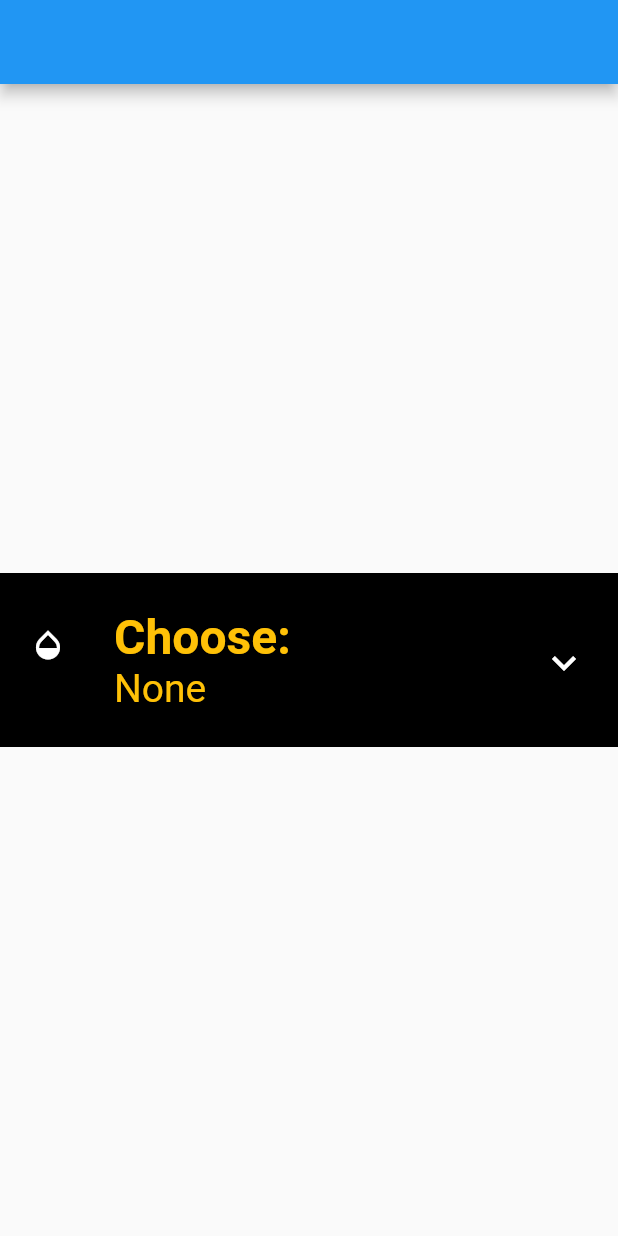
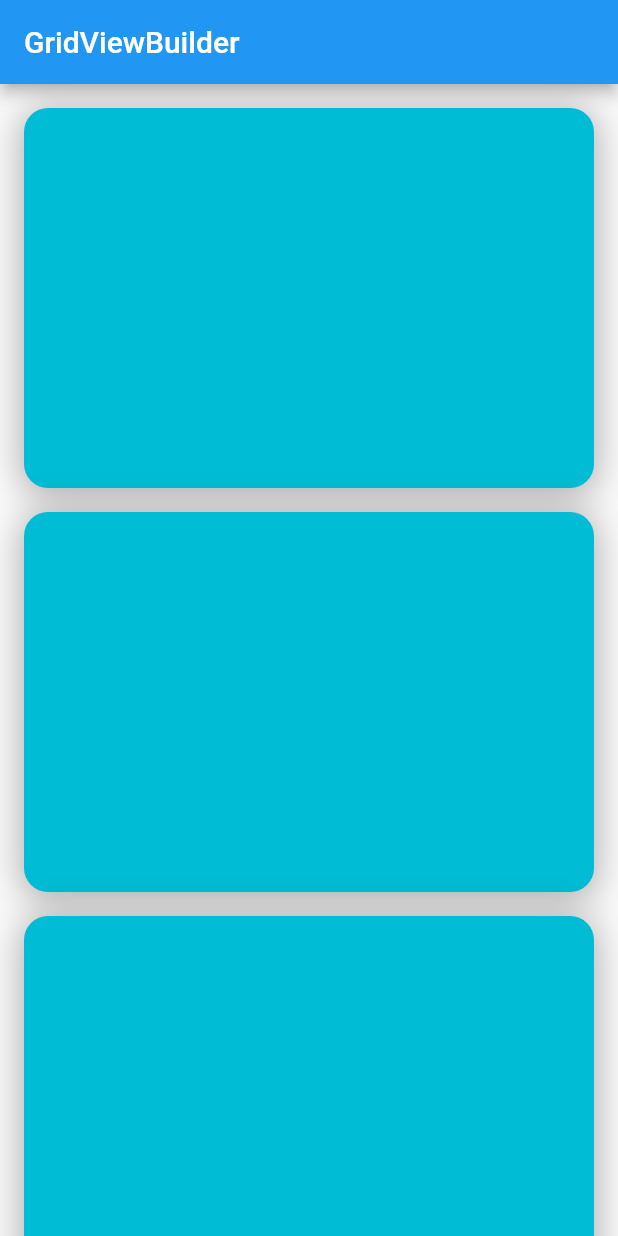
Before and after one commit to mohamed-rawash/flutter-widgets-reference, a Flutter app: the screen it shows after launch, on a phone screen of 412 x 824 dp. Run offline on Flutter 3.47's test engine with Material 2 defaults, Android fonts, the phone set to English and light mode, and no system bars; our stand-ins replace date_picker_timeline.

Commit message:
add gridview and gridviewbuilder

```diff
--- /dev/null
+++ b/lib/grid_view_builder.dart
@@ -0,0 +1,39 @@
+import 'package:flutter/material.dart';
+
+
+class GridViewBuilder extends StatelessWidget {
+  const GridViewBuilder({Key? key}) : super(key: key);
+
+  @override
+  Widget build(BuildContext context) {
+    return Scaffold(
+      appBar: AppBar(title: Text('GridViewBuilder')),
+      body: GridView.builder(
+        gridDelegate: SliverGridDelegateWithMaxCrossAxisExtent(
+          maxCrossAxisExtent: MediaQuery.of(context).size.width,
+          childAspectRatio: 3 / 2,
+          crossAxisSpacing: 16,
+          mainAxisSpacing: 16,
+        ),
+        itemBuilder: (context, index) => Container(
+          height: 300,
+          decoration: BoxDecoration(
+            color: Colors.cyan,
+            borderRadius: BorderRadius.circular(16),
+            boxShadow: [
+              BoxShadow(
+                color: Colors.black.withOpacity(0.3),
+                spreadRadius: 2,
+                blurRadius: 20,
+                offset: Offset(0, 3), // changes position of shadow
+              ),
+            ]
+          ),
+        ),
+        itemCount: 16,
+        padding: EdgeInsets.all(16),
+        physics: BouncingScrollPhysics(),
+      ),
+    );
+  }
+}
--- a/lib/main.dart
+++ b/lib/main.dart
@@ -4,6 +4,8 @@ import 'package:widgets_reference/tap_bar.dart';
 
 import 'date_picker.dart';
 import 'dropdown_button_listtile.dart';
+import 'grid_view.dart';
+import 'grid_view_builder.dart';
 import 'listview_builder_with_dismissible_childern.dart';
 
 void main() {
@@ -30,7 +32,7 @@ class MyApp extends StatelessWidget {
         // is not restarted.
         primarySwatch: Colors.blue,
       ),
-      home: DropDownAndListTile(),
+      home: GridViewBuilder(),
     );
   }
 }
```
Also changed, not shown: lib/grid_view.dart (added, +26 -0 lines).
